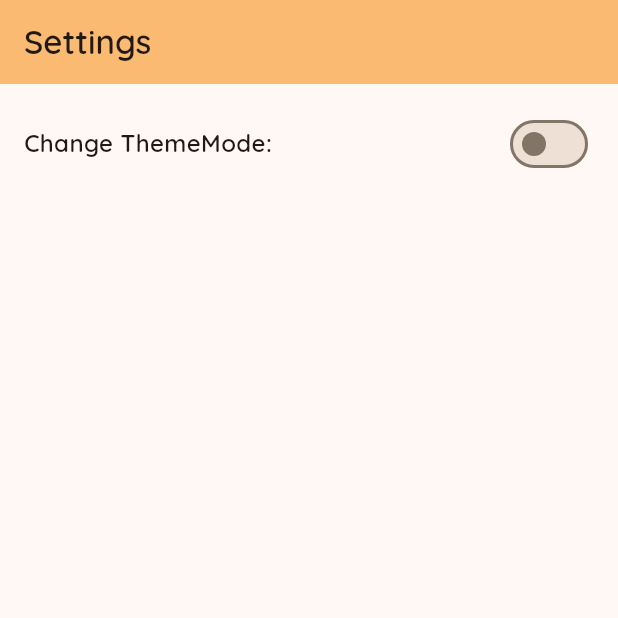
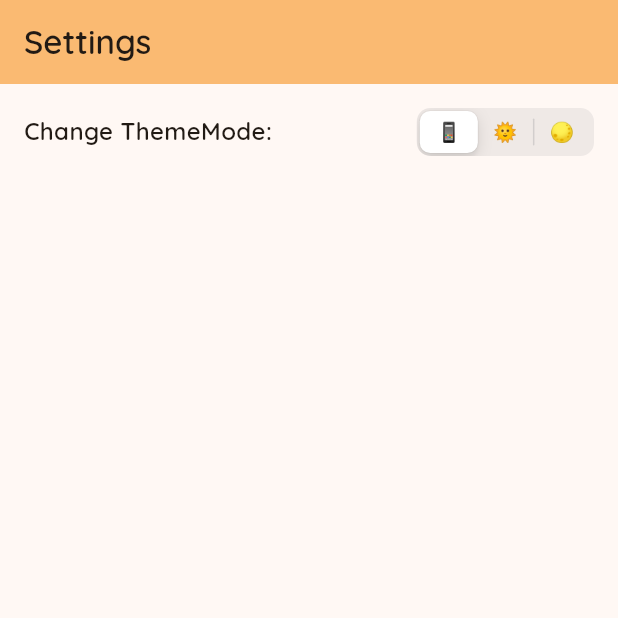
Before and after one commit to whosjorge23/todo_clean_solid, a Flutter app: the SettingsScreen screen opened by its route, on a phone screen of 412 x 824 dp, the top half of it. Run offline on Flutter 3.47's test engine with Material 2 defaults, Android fonts, the phone set to English and light mode, and no system bars; our stand-ins replace bloc, flutter_bloc, freezed_annotation, get_it, go_router, shared_preferences; accounts and stored records are empty.

Commit message:
3state switch themeMode

```diff
--- a/lib/features/settings/settings_screen.dart
+++ b/lib/features/settings/settings_screen.dart
@@ -1,3 +1,4 @@
+import 'package:flutter/cupertino.dart';
 import 'package:flutter/material.dart';
 import 'package:flutter_bloc/flutter_bloc.dart';
 import 'package:todo_clean_solid/extension/text_style.dart';
@@ -30,10 +31,21 @@ class SettingsScreen extends StatelessWidget {
                   'Change ThemeMode:',
                   style: myTextStyle.getQuicksandSemiBold().copyWith(fontSize: 16),
                 ),
-                Switch(
-                  value: settingsCubit.state == ThemeMode.dark,
-                  onChanged: (isDarkMode) {
-                    settingsCubit.toggleTheme();
+                // Switch(
+                //   value: settingsCubit.state == ThemeMode.dark ? true : false,
+                //   onChanged: (isDarkMode) {
+                //     settingsCubit.toggleTheme();
+                //   },
+                // ),
+                CupertinoSlidingSegmentedControl<ThemeMode>(
+                  children: const {
+                    ThemeMode.system: Text('📱'),
+                    ThemeMode.light: Text('🌞️'),
+                    ThemeMode.dark: Text('🌕'),
+                  },
+                  groupValue: settingsCubit.state,
+                  onValueChanged: (themeMode) {
+                    settingsCubit.toggleTheme(themeMode!);
                   },
                 ),
               ],
```
Also changed, not shown: lib/features/settings/cubit/settings_cubit.dart (+16 -6 lines).
